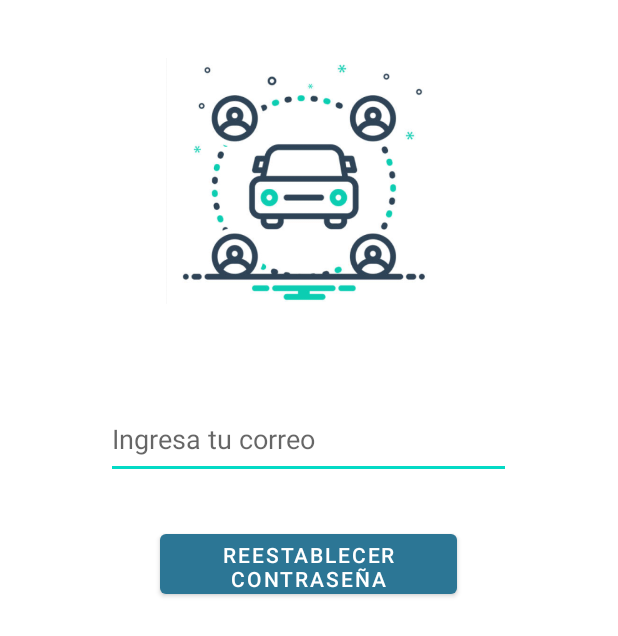
After one commit to Salchiis/Carpooling, an Android app: the ForgetPassword screen opened directly, with no data from a screen before it, on a phone screen of 412 x 824 dp. The commit adds this screen. Shown: the top 636 px of the screen. Run offline under Robolectric (Android 15) with nearby library versions, the phone set to English and light mode, and no system bars; our stand-ins replace Firebase (no records; nobody signed in at launch, a user with empty details on screens opened directly).

Commit message:
Adding reset password functionality

```diff
--- a/app/src/main/AndroidManifest.xml
+++ b/app/src/main/AndroidManifest.xml
@@ -13,6 +13,9 @@
         android:supportsRtl="true"
         android:theme="@style/Theme.Carpooling"
         tools:targetApi="31">
+        <activity
+            android:name=".ForgetPassword"
+            android:exported="false" />
         <activity
             android:name=".ActivityScreen"
             android:exported="false" />
--- /dev/null
+++ b/app/src/main/java/com/example/carpooling/ForgetPassword.java
@@ -0,0 +1,62 @@
+package com.example.carpooling;
+
+import androidx.annotation.NonNull;
+import androidx.appcompat.app.AppCompatActivity;
+
+import android.os.Bundle;
+import android.util.Patterns;
+import android.view.View;
+import android.widget.Button;
+import android.widget.EditText;
+import android.widget.Toast;
+
+import com.google.android.gms.tasks.OnCompleteListener;
+import com.google.android.gms.tasks.Task;
+import com.google.firebase.auth.FirebaseAuth;
+import com.google.firebase.database.FirebaseDatabase;
+
+public class ForgetPassword extends AppCompatActivity {
+    EditText emailR;
+    Button resetPasswordButton;
+    FirebaseAuth auth;
+    @Override
+    protected void onCreate(Bundle savedInstanceState) {
+        super.onCreate(savedInstanceState);
+        setContentView(R.layout.activity_forget_password);
+        emailR = findViewById(R.id.emailR);
+        resetPasswordButton = findViewById(R.id.resetPasswordB);
+        auth = FirebaseAuth.getInstance();
+
+        resetPasswordButton.setOnClickListener(new View.OnClickListener() {
+            @Override
+            public void onClick(View view) {
+                resetPassword();
+            }
+        });
+    }
+    public void resetPassword(){
+        String email = emailR.getText().toString();
+        if (email.isEmpty()) {
+            emailR.setError("Email can not Empty");
+            emailR.requestFocus();
+            return;
+        }
+        if (!Patterns.EMAIL_ADDRESS.matcher(email).matches()) {
+            emailR.setError("Provide a valid mail pls");
+            emailR.requestFocus();
+            return;
+        }
+        auth.sendPasswordResetEmail(email).addOnCompleteListener(new OnCompleteListener<Void>() {
+            @Override
+            public void onComplete(@NonNull Task<Void> task) {
+                if (task.isSuccessful()){
+                    Toast.makeText(ForgetPassword.this,"Check your email to reset your password",Toast.LENGTH_LONG).show();
+
+                }else{
+                    Toast.makeText(ForgetPassword.this,"Algo fallo",Toast.LENGTH_LONG).show();
+
+                }
+            }
+        });
+    }
+}
--- a/app/src/main/java/com/example/carpooling/Register1.java
+++ b/app/src/main/java/com/example/carpooling/Register1.java
@@ -106,7 +106,7 @@ public class Register1 extends AppCompatActivity {
             @Override
             public void onComplete(@NonNull Task<AuthResult> task) {
                 if (task.isSuccessful()) {
-                    User user = new User(strName,strLastname,strPhone);
+                    User user = new User(strName,strLastname,strPhone,strEmail);
                     FirebaseDatabase.getInstance().getReference("Users").child(FirebaseAuth.getInstance().getCurrentUser().getUid()).setValue(user).addOnCompleteListener(new OnCompleteListener<Void>() {
                         @Override
                         public void onComplete(@NonNull Task<Void> task) {
--- a/app/src/main/java/com/example/carpooling/User.java
+++ b/app/src/main/java/com/example/carpooling/User.java
@@ -1,15 +1,16 @@
 package com.example.carpooling;
 
 public class User {
-    public String name,lastname,phone;
+    public String name,lastname,phone,email;
 
     public  User(){
 
     }
 
-    public User(String _name,String _lastname, String _phone){
+    public User(String _name,String _lastname, String _phone,String _email){
         name = _name;
         lastname = _lastname;
         phone = _phone;
+        email = _email;
     }
 }
--- /dev/null
+++ b/app/src/main/res/layout/activity_forget_password.xml
@@ -0,0 +1,46 @@
+<?xml version="1.0" encoding="utf-8"?>
+<androidx.constraintlayout.widget.ConstraintLayout xmlns:android="http://schemas.android.com/apk/res/android"
+    xmlns:app="http://schemas.android.com/apk/res-auto"
+    xmlns:tools="http://schemas.android.com/tools"
+    android:layout_width="match_parent"
+    android:layout_height="match_parent"
+    tools:context=".ForgetPassword">
+
+    <ImageView
+        android:id="@+id/imageView4"
+        android:layout_width="190dp"
+        android:layout_height="168dp"
+        app:layout_constraintBottom_toBottomOf="parent"
+        app:layout_constraintEnd_toEndOf="parent"
+        app:layout_constraintHorizontal_bias="0.497"
+        app:layout_constraintStart_toStartOf="parent"
+        app:layout_constraintTop_toTopOf="parent"
+        app:layout_constraintVertical_bias="0.056"
+        app:srcCompat="@drawable/logo" />
+
+    <EditText
+        android:id="@+id/emailR"
+        android:layout_width="270dp"
+        android:layout_height="53dp"
+        android:ems="10"
+        android:hint="Ingresa tu correo"
+        android:inputType="textPersonName"
+        app:layout_constraintBottom_toBottomOf="parent"
+        app:layout_constraintEnd_toEndOf="parent"
+        app:layout_constraintHorizontal_bias="0.496"
+        app:layout_constraintStart_toStartOf="parent"
+        app:layout_constraintTop_toTopOf="parent"
+        app:layout_constraintVertical_bias="0.345" />
+
+    <Button
+        android:id="@+id/resetPasswordB"
+        android:layout_width="198dp"
+        android:layout_height="52dp"
+        android:text="Reestablecer contraseña"
+        app:layout_constraintBottom_toBottomOf="parent"
+        app:layout_constraintEnd_toEndOf="parent"
+        app:layout_constraintHorizontal_bias="0.497"
+        app:layout_constraintStart_toStartOf="parent"
+        app:layout_constraintTop_toTopOf="parent"
+        app:layout_constraintVertical_bias="0.453" />
+</androidx.constraintlayout.widget.ConstraintLayout>
--- a/app/src/main/res/layout/activity_login.xml
+++ b/app/src/main/res/layout/activity_login.xml
@@ -87,7 +87,7 @@
         app:layout_constraintVertical_bias="0.24" />
 
     <TextView
-        android:id="@+id/textView16"
+        android:id="@+id/forgotPassword"
         android:layout_width="wrap_content"
         android:layout_height="wrap_content"
         android:text="Forgot your password?"
```
Also changed, not shown: app/src/main/java/com/example/carpooling/Login.java (+9 -1 lines), app/src/main/java/com/example/carpooling/ProfileScreen.java (+42 -0 lines), app/src/main/res/layout/activity_profile_screen.xml (+58 -60 lines).
